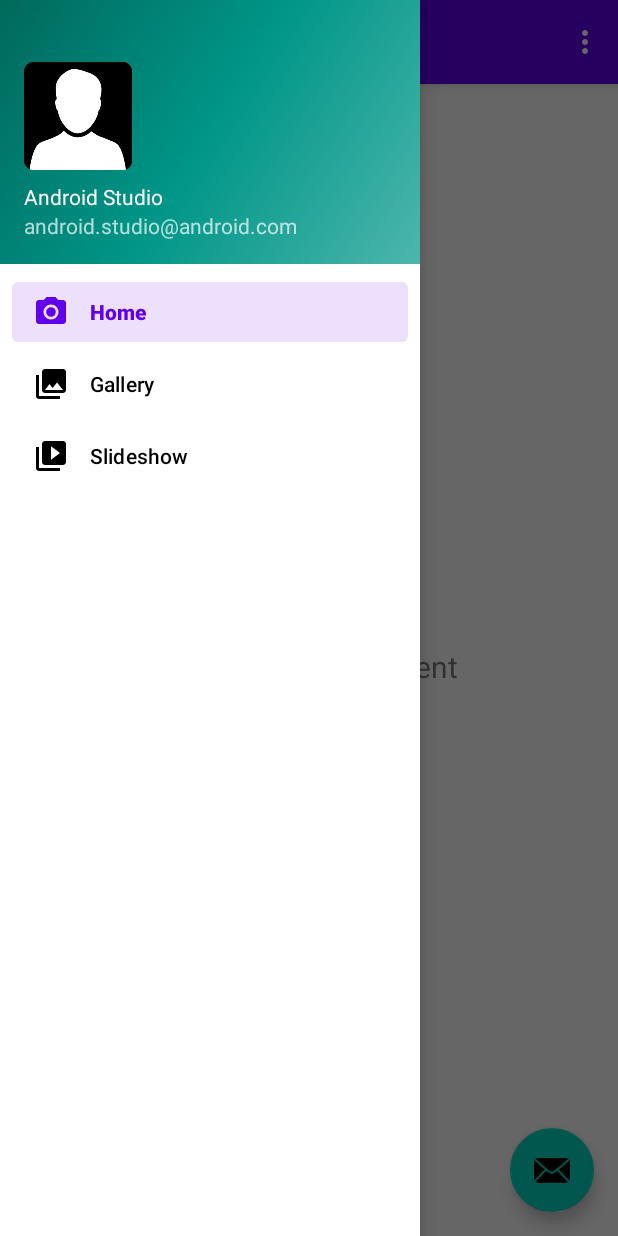
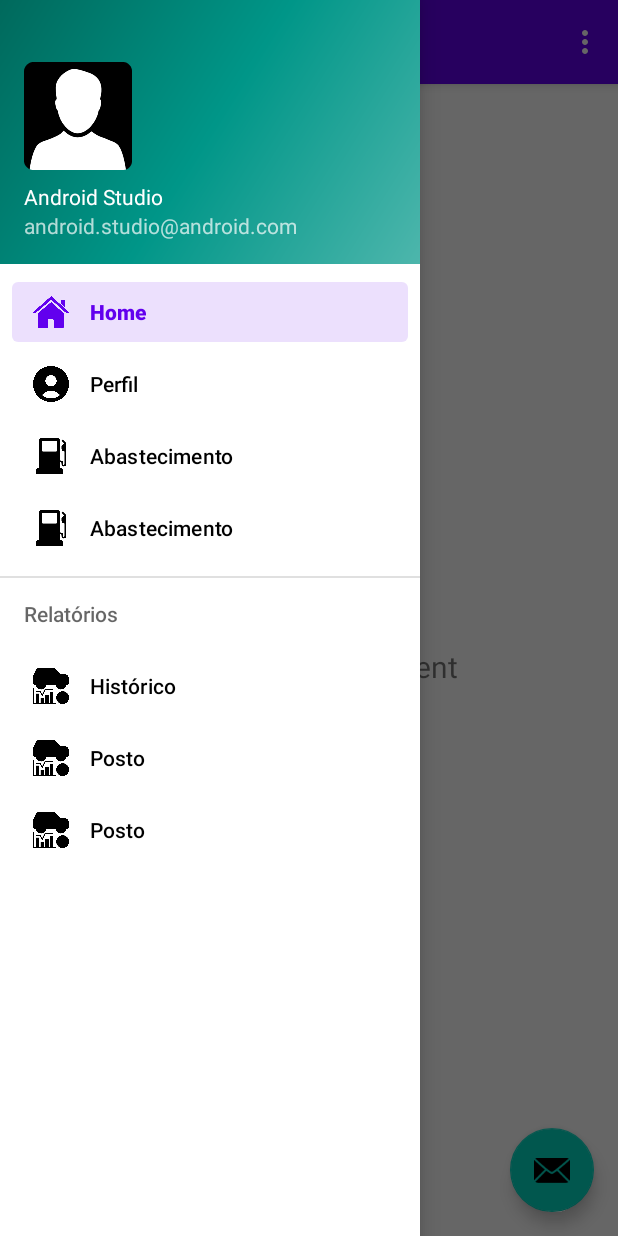
Before and after one commit to Marino25/AppProjeto, an Android app: the TelaPrincipal screen opened directly, with no data from a screen before it, with the side drawer open, on a phone screen of 412 x 824 dp. Run offline under Robolectric (Android 15) with nearby library versions, the phone set to English and light mode, and no system bars; our stand-ins replace navigation-ui.

Commit message:
Adicionado funcoes na barra usuario

```diff
--- a/app/src/main/res/layout/nav_header_main.xml
+++ b/app/src/main/res/layout/nav_header_main.xml
@@ -21,6 +21,7 @@
         app:srcCompat="@mipmap/ic_launcher_round" />
 
     <TextView
+        android:id="@+id/textView2"
         android:layout_width="match_parent"
         android:layout_height="wrap_content"
         android:paddingTop="@dimen/nav_header_vertical_spacing"
--- a/app/src/main/res/menu/activity_main_drawer.xml
+++ b/app/src/main/res/menu/activity_main_drawer.xml
@@ -6,15 +6,52 @@
     <group android:checkableBehavior="single">
         <item
             android:id="@+id/nav_home"
-            android:icon="@drawable/ic_menu_camera"
-            android:title="@string/menu_home" />
+            android:icon="@drawable/home"
+            android:title="Home" />
+
         <item
             android:id="@+id/nav_gallery"
-            android:icon="@drawable/ic_menu_gallery"
-            android:title="@string/menu_gallery" />
+            android:icon="@drawable/perfil"
+            android:title="Perfil" />
         <item
-            android:id="@+id/nav_slideshow"
-            android:icon="@drawable/ic_menu_slideshow"
-            android:title="@string/menu_slideshow" />
+            android:id="@+id/nav_comb"
+            android:icon="@drawable/comb"
+            android:title="Abastecimento" />
+        <item
+            android:id="@+id/nav_manu"
+            android:icon="@drawable/comb"
+            android:title="Abastecimento" />
+
+
+    </group>
+
+    <group android:checkableBehavior="single">
+
+        <item
+
+            android:title="Relatórios">
+            <menu>
+                <item
+                    android:id="@+id/nav_slideshow"
+                    android:icon="@drawable/analytics"
+                    android:title="Histórico" />
+
+                <item
+                    android:id="@+id/nav_"
+                    android:icon="@drawable/analytics"
+                    android:title="Posto" />
+
+                <item
+                    android:id="@+id/nav_rel_comb"
+                    android:icon="@drawable/analytics"
+                    android:title="Posto" />
+
+            </menu>
+
+        </item>
+
+
+
+
     </group>
 </menu>
--- a/app/src/main/res/values/strings.xml
+++ b/app/src/main/res/values/strings.xml
@@ -11,6 +11,7 @@
     <string name="invalid_password">Password must be >5 characters</string>
     <string name="login_failed">"Login failed"</string>
     <string name="title_activity_cadastro">Cadastro</string>
+
     <!-- Strings used for fragments for navigation -->
     <string name="first_fragment_label">First Fragment</string>
     <string name="second_fragment_label">Second Fragment</string>
```
Also changed, not shown: app/src/main/res/drawable/analytics.png (added), app/src/main/res/drawable/comb.png (added), app/src/main/res/drawable/home.png (added), app/src/main/res/drawable/note.png (added), app/src/main/res/drawable/paper.png (added), app/src/main/res/drawable/perfil.png (added), app/src/main/res/drawable/registro.png (added).
